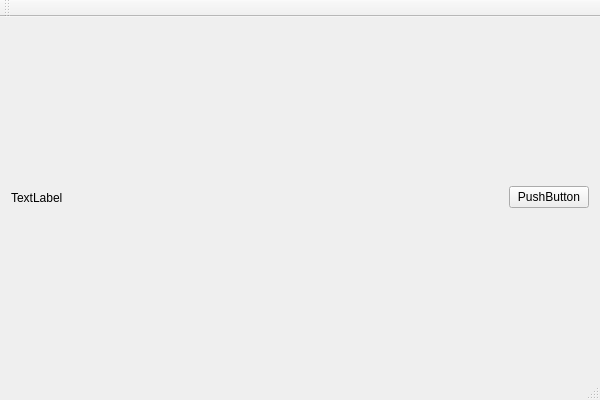
ActionVision/cpp_projects, file QtProject/QtProject/QtProject.ui: the form before one commit.
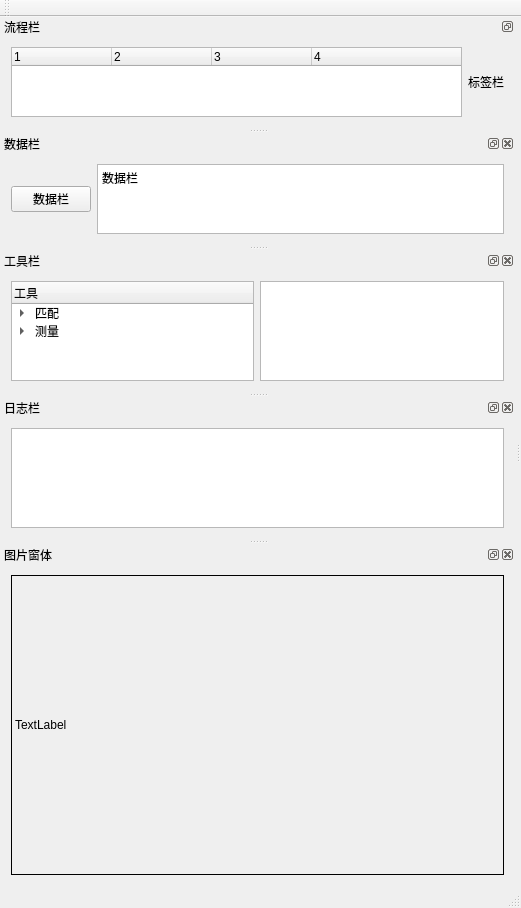
The form after the commit.

```diff
--- a/QtProject/QtProject/QtProject.ui
+++ b/QtProject/QtProject/QtProject.ui
@@ -6,43 +6,14 @@
    <rect>
     <x>0</x>
     <y>0</y>
-    <width>600</width>
-    <height>400</height>
+    <width>521</width>
+    <height>740</height>
    </rect>
   </property>
   <property name="windowTitle">
    <string>QtProject</string>
   </property>
-  <widget class="QWidget" name="centralWidget">
-   <layout class="QGridLayout" name="gridLayout">
-    <item row="0" column="0">
-     <widget class="QLabel" name="label">
-      <property name="sizePolicy">
-       <sizepolicy hsizetype="Expanding" vsizetype="Expanding">
-        <horstretch>0</horstretch>
-        <verstretch>0</verstretch>
-       </sizepolicy>
-      </property>
-      <property name="text">
-       <string>TextLabel</string>
-      </property>
-     </widget>
-    </item>
-    <item row="0" column="1">
-     <widget class="QPushButton" name="Btn_SendMessage">
-      <property name="sizePolicy">
-       <sizepolicy hsizetype="Fixed" vsizetype="Fixed">
-        <horstretch>0</horstretch>
-        <verstretch>0</verstretch>
-       </sizepolicy>
-      </property>
-      <property name="text">
-       <string>PushButton</string>
-      </property>
-     </widget>
-    </item>
-   </layout>
-  </widget>
+  <widget class="QWidget" name="centralWidget"/>
   <widget class="QMenuBar" name="menuBar">
    <property name="geometry">
     <rect>
@@ -62,6 +33,217 @@
    </attribute>
   </widget>
   <widget class="QStatusBar" name="statusBar"/>
+  <widget class="QDockWidget" name="dockWidget_A">
+   <property name="sizePolicy">
+    <sizepolicy hsizetype="Expanding" vsizetype="Expanding">
+     <horstretch>0</horstretch>
+     <verstretch>0</verstretch>
+    </sizepolicy>
+   </property>
+   <property name="features">
+    <set>QDockWidget::DockWidgetFloatable|QDockWidget::DockWidgetMovable</set>
+   </property>
+   <property name="windowTitle">
+    <string>流程栏</string>
+   </property>
+   <attribute name="dockWidgetArea">
+    <number>1</number>
+   </attribute>
+   <widget class="QWidget" name="dockWidgetContents_10">
+    <layout class="QHBoxLayout" name="horizontalLayout_2">
+     <item>
+      <widget class="QTreeWidget" name="treeWidget">
+       <column>
+        <property name="text">
+         <string>1</string>
+        </property>
+       </column>
+       <column>
+        <property name="text">
+         <string>2</string>
+        </property>
+       </column>
+       <column>
+        <property name="text">
+         <string>3</string>
+        </property>
+       </column>
+       <column>
+        <property name="text">
+         <string>4</string>
+        </property>
+       </column>
+      </widget>
+     </item>
+     <item>
+      <widget class="QLabel" name="label">
+       <property name="text">
+        <string>标签栏</string>
+       </property>
+      </widget>
+     </item>
+    </layout>
+   </widget>
+  </widget>
+  <widget class="QDockWidget" name="dockWidget_B">
+   <property name="sizePolicy">
+    <sizepolicy hsizetype="Expanding" vsizetype="Expanding">
+     <horstretch>0</horstretch>
+     <verstretch>0</verstretch>
+    </sizepolicy>
+   </property>
+   <property name="windowTitle">
+    <string>数据栏</string>
+   </property>
+   <attribute name="dockWidgetArea">
+    <number>1</number>
+   </attribute>
+   <widget class="QWidget" name="dockWidgetContents_11">
+    <layout class="QHBoxLayout" name="horizontalLayout_3">
+     <item>
+      <widget class="QPushButton" name="Btn_SendMessage">
+       <property name="sizePolicy">
+        <sizepolicy hsizetype="Fixed" vsizetype="Fixed">
+         <horstretch>0</horstretch>
+         <verstretch>0</verstretch>
+        </sizepolicy>
+       </property>
+       <property name="text">
+        <string>数据栏</string>
+       </property>
+      </widget>
+     </item>
+     <item>
+      <widget class="QPlainTextEdit" name="plainTextEdit">
+       <property name="plainText">
+        <string>数据栏
+</string>
+       </property>
+      </widget>
+     </item>
+    </layout>
+   </widget>
+  </widget>
+  <widget class="QDockWidget" name="dockWidget_C">
+   <property name="windowTitle">
+    <string>工具栏</string>
+   </property>
+   <attribute name="dockWidgetArea">
+    <number>1</number>
+   </attribute>
+   <widget class="QWidget" name="dockWidgetContents_14">
+    <layout class="QHBoxLayout" name="horizontalLayout_4">
+     <item>
+      <widget class="QTreeWidget" name="treeWidget_2">
+       <column>
+        <property name="text">
+         <string>工具</string>
+        </property>
+       </column>
+       <item>
+        <property name="text">
+         <string>匹配</string>
+        </property>
+        <item>
+         <property name="text">
+          <string>基于形状</string>
+         </property>
+        </item>
+        <item>
+         <property name="text">
+          <string>基于NCC</string>
+         </property>
+        </item>
+       </item>
+       <item>
+        <property name="text">
+         <string>测量</string>
+        </property>
+        <item>
+         <property name="text">
+          <string>测量直线</string>
+         </property>
+        </item>
+        <item>
+         <property name="text">
+          <string>测量圆</string>
+         </property>
+        </item>
+       </item>
+      </widget>
+     </item>
+     <item>
+      <widget class="QPlainTextEdit" name="plainTextEdit_2">
+       <property name="minimumSize">
+        <size>
+         <width>200</width>
+         <height>100</height>
+        </size>
+       </property>
+      </widget>
+     </item>
+    </layout>
+   </widget>
+  </widget>
+  <widget class="QDockWidget" name="dockWidget_D">
+   <property name="windowTitle">
+    <string>日志栏</string>
+   </property>
+   <attribute name="dockWidgetArea">
+    <number>1</number>
+   </attribute>
+   <widget class="QWidget" name="dockWidgetContents_15">
+    <layout class="QGridLayout" name="gridLayout_2">
+     <item row="0" column="0">
+      <widget class="QPlainTextEdit" name="plainTextEdit_3">
+       <property name="minimumSize">
+        <size>
+         <width>200</width>
+         <height>100</height>
+        </size>
+       </property>
+      </widget>
+     </item>
+    </layout>
+   </widget>
+  </widget>
+  <widget class="QDockWidget" name="dockWidget_E">
+   <property name="floating">
+    <bool>false</bool>
+   </property>
+   <property name="windowTitle">
+    <string>图片窗体</string>
+   </property>
+   <attribute name="dockWidgetArea">
+    <number>1</number>
+   </attribute>
+   <widget class="QWidget" name="dockWidgetContents_12">
+    <layout class="QGridLayout" name="gridLayout">
+     <item row="0" column="0">
+      <widget class="QLabel" name="label_2">
+       <property name="sizePolicy">
+        <sizepolicy hsizetype="Expanding" vsizetype="Expanding">
+         <horstretch>0</horstretch>
+         <verstretch>0</verstretch>
+        </sizepolicy>
+       </property>
+       <property name="minimumSize">
+        <size>
+         <width>400</width>
+         <height>300</height>
+        </size>
+       </property>
+       <property name="frameShape">
+        <enum>QFrame::Box</enum>
+       </property>
+       <property name="text">
+        <string>TextLabel</string>
+       </property>
+      </widget>
+     </item>
+    </layout>
+   </widget>
+  </widget>
  </widget>
  <layoutdefault spacing="6" margin="11"/>
  <resources>
```
Left out of the diff: 41 changed lines with no effect on the pictures.
